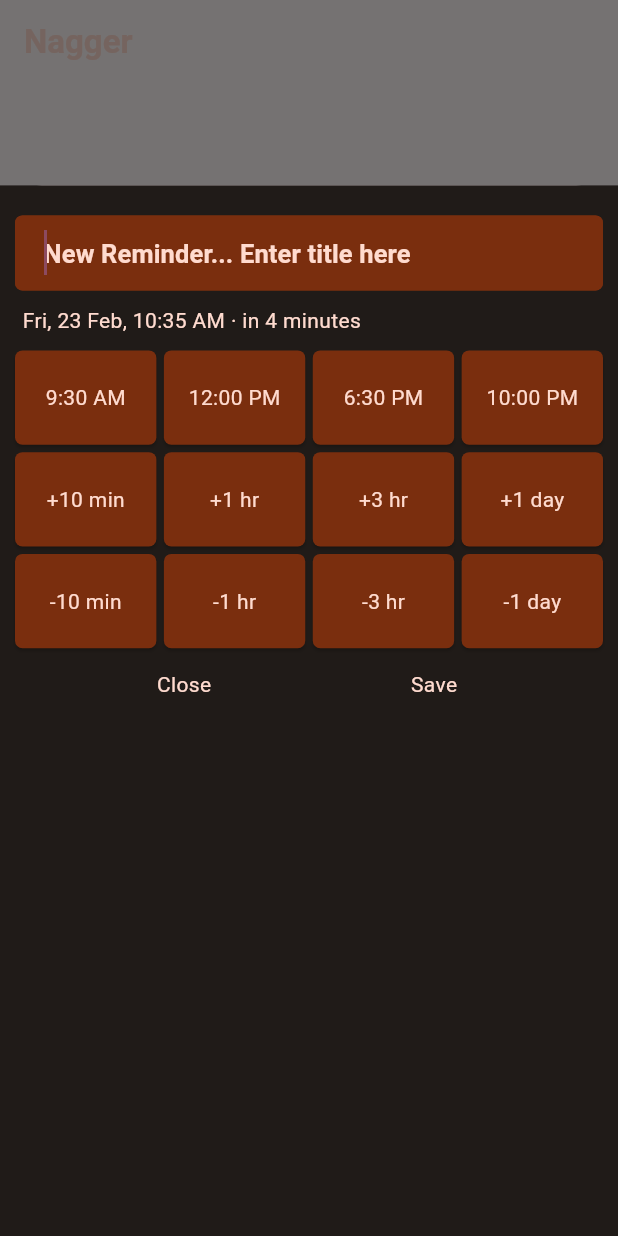
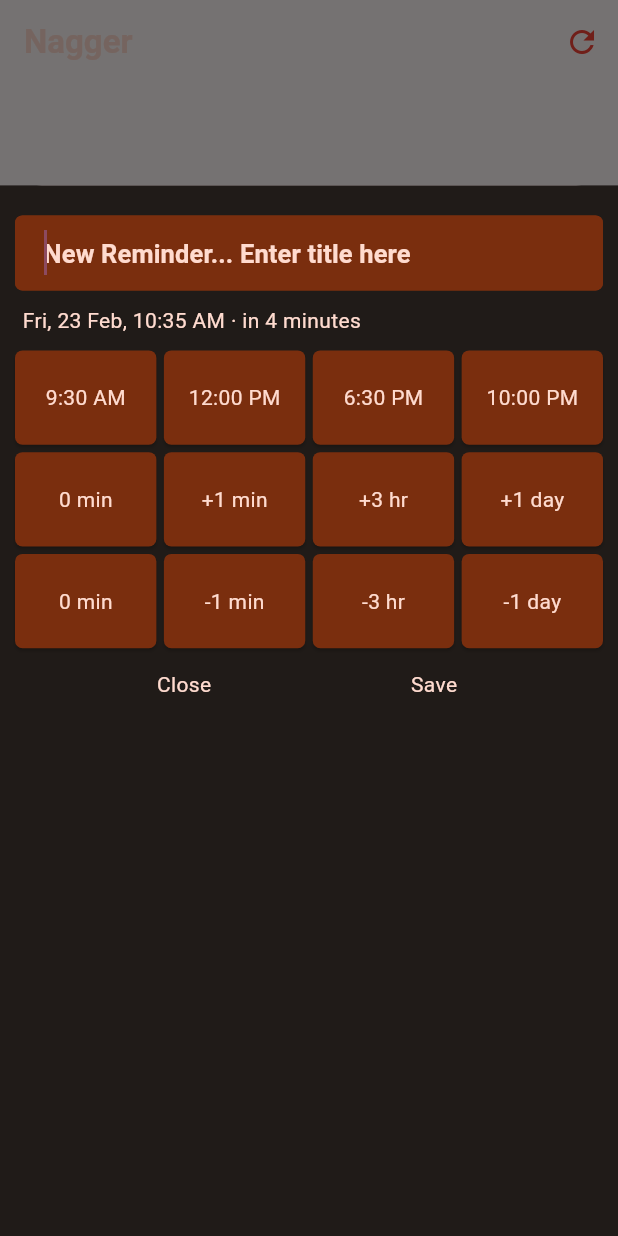
Before and after one commit to ThisIsSidam/rem-reminds-you, a Flutter app: the screen it shows after launch, after a tap on the "add" icon, on a phone screen of 412 x 824 dp. Run offline on Flutter 3.47's test engine with Material 3 defaults, Android fonts, the phone set to English and light mode, and no system bars; our stand-ins replace awesome_notifications, hive_flutter, timezone; accounts and stored records are empty.

Commit message:
Auto-deletion of Reminder after Done
Previously: There was no automatically removal mechanism for reminders. They would just move to Overdue section and stay there.

Now: After user taps on Done in the notification sent on Reminder's time, the Reminder gets removed. If Done is not pressed, only then will the Reminder stay in Overdue.

Problem: When the application is opened, user can still see the Reminder which get removed after a couple seconds.

```diff
--- a/lib/data/notification.dart
+++ b/lib/data/notification.dart
@@ -1,11 +1,16 @@
+import 'dart:isolate';
+import 'dart:ui';
 import 'package:awesome_notifications/awesome_notifications.dart';
+import 'package:hive_flutter/hive_flutter.dart';
 // import 'package:timezone/timezone.dart' as tz;
 
-class LocalNotificationService {
-  final notificationsPlugin = AwesomeNotifications();
+class NotificationController {
+  // final notificationsPlugin = AwesomeNotifications();
+  static ReceivedAction? initialAction;
+  static void Function()? refreshHomePageCallback;
 
-  Future<void> setup() async {
-    await notificationsPlugin.initialize(
+  static Future<void> initializeLocalNotifications() async {
+    await AwesomeNotifications().initialize(
       null,
       [
         NotificationChannel(
@@ -13,12 +18,19 @@ class LocalNotificationService {
           channelName: 'rem_channel',
           channelDescription: 'Shows Reminder Notification',
         )
-      ]
+      ],
     );
+
+    initialAction = await AwesomeNotifications()
+      .getInitialNotificationAction(removeFromActionEvents: false);
   }
 
-  void showNotification(String notifTitle) {
-    notificationsPlugin.createNotification(
+  static void initializeCallback(void Function() func) {
+    refreshHomePageCallback = func;
+  }
+
+  static Future<void> showNotification(String notifTitle) async {
+    await AwesomeNotifications().createNotification(
       content: NotificationContent(
         id: 0,
         channelKey: '111',
@@ -41,7 +53,7 @@ class LocalNotificationService {
     String notifTitle,
     DateTime scheduleNotificationDateTime
   ) async {
-    return await notificationsPlugin.createNotification(
+    return await AwesomeNotifications().createNotification(
       content: NotificationContent(
         id: notifID,
         channelKey: '111',
@@ -54,7 +66,8 @@ class LocalNotificationService {
       actionButtons: [
         NotificationActionButton(
           key: 'done',
-          label: 'Done'
+          label: 'Done',
+          actionType: ActionType.SilentBackgroundAction
         ),
       ],
       schedule: NotificationCalendar(
@@ -69,9 +82,48 @@ class LocalNotificationService {
     );
   }
 
-  void cancelScheduledNotification(int id) {
-    notificationsPlugin.cancel(id);
+  Future<void> cancelScheduledNotification(int id) async {
+    await AwesomeNotifications().cancel(id);
     print("$id cancelled scheduled notification.");
   }
 
+  static Future<void> startListeningNotificationEvents() async {
+    AwesomeNotifications().setListeners(onActionReceivedMethod: onActionReceivedMethod);
+  }
+
+  static Future<void> onActionReceivedMethod(
+    ReceivedAction receivedAction,
+  ) async {
+
+    if (receivedAction.buttonKeyPressed == 'done') {
+
+      final SendPort? mainIsolate = IsolateNameServer.lookupPortByName('main');
+      if (mainIsolate != null)
+      {
+        final message = {
+          'message': 'refreshHomePage',
+          'id': receivedAction.id ?? 7
+        };
+        mainIsolate.send(message);
+      }
+      else
+      {
+        await Hive.initFlutter();
+        await Hive.openBox("pending_removal");
+
+        final db = Hive.box("pending_removal");
+        final listo = db.get("PENDING_REMOVAL") ?? [];
+
+        listo.add(receivedAction.id ?? 7);
+        db.put("PENDING_REMOVAL", listo);
+
+        print("To Remove: $listo");
+      }
+
+    }
+    else
+    {
+      print("Unknown action with notification.");
+    }
+  }
 }
--- a/lib/data/reminders_data.dart
+++ b/lib/data/reminders_data.dart
@@ -4,6 +4,23 @@
 class RemindersData {
   Map<int, Reminder> reminders = {};
   final _remindersBox = Hive.box("reminders");
+  List<int> removedInBackground = [];
+
+  RemindersData() {
+    clearPendingRemovals();
+  }
+
+  Future<void> clearPendingRemovals() async {
+    await Hive.openBox('pending_removal');
+
+    final pendingRemovals = Hive.box('pending_removal');
+    final removals = pendingRemovals.get("PENDING_REMOVAL") ?? [];
+    for (final id in removals)
+    {
+      deleteReminder(id);
+    }
+    pendingRemovals.put("PENDING_REMOVAL", []);
+  }
 
   void getReminders() {
     reminders = _remindersBox.get("REMINDERS")?.cast<int, Reminder>() ?? {};
@@ -14,6 +31,7 @@
   }
 
   void deleteReminder(int id) {
+
     getReminders();
 
     printAll("Before Deleting");
@@ -26,7 +44,6 @@
     printAll("After Deleting");
   }
 
-
   void printAll(String str) {
     getReminders();
 
--- a/lib/main.dart
+++ b/lib/main.dart
@@ -15,20 +15,17 @@ void main() async {
   await Hive.openBox('reminders');
 
   // Notification Service
+  tz.initializeTimeZones();
+
   WidgetsFlutterBinding.ensureInitialized();
 
-  final localNotificationService = LocalNotificationService();
-  await localNotificationService.setup();
-
-  tz.initializeTimeZones();
-
+  await NotificationController.initializeLocalNotifications();
 
   runApp(const MyApp());
 }
 
 class MyApp extends StatelessWidget {
   const MyApp({super.key});
-
 
   @override
   Widget build(BuildContext context) {
--- a/lib/pages/home_page.dart
+++ b/lib/pages/home_page.dart
@@ -1,5 +1,8 @@
 import 'dart:async';
+import 'dart:isolate';
+import 'dart:ui';
 import 'package:flutter/material.dart';
+import 'package:nagger/data/notification.dart';
 import 'package:nagger/data/reminders_data.dart';
 import 'package:nagger/utils/homepage_list_section.dart';
 import 'package:nagger/reminder_class/reminder.dart';
@@ -27,6 +30,27 @@ class _HomePageState extends State<HomePage> {
     getList();
 
     _scheduleRefresh();
+    NotificationController.initializeCallback(refreshPage);
+    NotificationController.startListeningNotificationEvents();
+
+    // Listening for reloading orderers
+    final ReceivePort receivePort = ReceivePort();
+    IsolateNameServer.registerPortWithName(receivePort.sendPort, 'main');
+    receivePort.listen((dynamic message) {
+    if (message is Map<String, dynamic>)
+    {
+      if (message["message"] == 'refreshHomePage')
+      {
+        print("REFRESHING PAGE-------");
+        db.deleteReminder(message['id']);
+        refreshPage();
+      }
+      else
+      {
+        print("Port message is not refreshHomePage");
+      }
+    }
+    });
 
     super.initState();
   }
@@ -72,6 +96,7 @@ class _HomePageState extends State<HomePage> {
   }
 
   void getList() {
+    // db.clearPendingRemovals();
     db.getReminders();
     remindersList = db.reminders.values.toList();
 
@@ -119,6 +144,12 @@ class _HomePageState extends State<HomePage> {
           "Nagger",
           style: Theme.of(context).textTheme.titleLarge,
         ),
+        actions: [
+          IconButton(onPressed: refreshPage, icon: const Icon(
+            Icons.refresh,
+            color: Colors.red,
+            ))
+        ],
       ),
       body: SingleChildScrollView(
         child: Column(
--- a/lib/utils/reminder_section.dart
+++ b/lib/utils/reminder_section.dart
@@ -21,8 +21,9 @@ class ReminderSection extends StatefulWidget {
 class _ReminderSectionState extends State<ReminderSection> {
 
   RemindersData db = RemindersData();
-  LocalNotificationService notifs = LocalNotificationService();
+  NotificationController notifs = NotificationController();
   TextEditingController titleController = TextEditingController();
+  DateTime tempDateTime = DateTime.now();
 
   @override
   void initState() {
@@ -30,6 +31,7 @@ class _ReminderSectionState extends State<ReminderSection> {
     {
       titleController.text = widget.thisReminder.title ?? "No Title 2";
     }
+    tempDateTime = widget.thisReminder.dateAndTime;
     super.initState();
   }
 
@@ -157,12 +159,12 @@ class _ReminderSectionState extends State<ReminderSection> {
                   TimeSetButton(time: "12:00 PM", setTime: setTime),
                   TimeSetButton(time: "6:30 PM", setTime: setTime),
                   TimeSetButton(time: "10:00 PM", setTime: setTime),
-                  TimeEditButton(editDuration: const Duration(minutes: 10), editTime: editTime,),
-                  TimeEditButton(editDuration: const Duration(hours: 1), editTime: editTime,),
+                  TimeEditButton(editDuration: const Duration(seconds: 5), editTime: editTime,),
+                  TimeEditButton(editDuration: const Duration(minutes: 1), editTime: editTime,),
                   TimeEditButton(editDuration: const Duration(hours: 3), editTime: editTime,),
                   TimeEditButton(editDuration: const Duration(days: 1), editTime: editTime,),
-                  TimeEditButton(editDuration: const Duration(minutes: -10), editTime: editTime,),
-                  TimeEditButton(editDuration: const Duration(hours: -1), editTime: editTime,),
+                  TimeEditButton(editDuration: const Duration(seconds: -5), editTime: editTime,),
+                  TimeEditButton(editDuration: const Duration(minutes: -1), editTime: editTime,),
                   TimeEditButton(editDuration: const Duration(hours: -3), editTime: editTime,),
                   TimeEditButton(editDuration: const Duration(days: -1), editTime: editTime,),
                 ],
@@ -186,6 +188,7 @@ class _ReminderSectionState extends State<ReminderSection> {
                       style: Theme.of(context).textTheme.bodyMedium,
                     ),
                     onPressed: () {
+                      widget.thisReminder.dateAndTime = tempDateTime;
                       Navigator.pop(context);
                     }
                   ),
--- a/pubspec.yaml
+++ b/pubspec.yaml
@@ -37,6 +37,7 @@ dependencies:
   awesome_notifications: ^0.9.2
   timezone: ^0.9.2
   crypto: ^3.0.3
+  flutter_isolate: ^2.0.4
 
 
   # The following adds the Cupertino Icons font to your application.
```
Also changed, not shown: pubspec.lock. Lines whose indentation alone changed are shown as unchanged.
